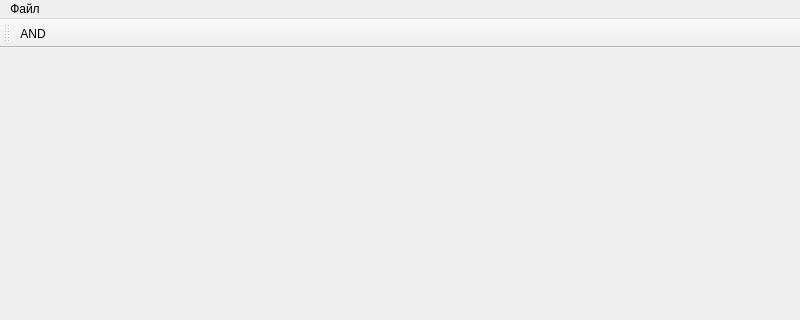
First picture: the form in mainwindow.ui, repository lipaboy/FunctionBlockDiagram, before the edit; both pictures show x 0 to 800 and y 0 to 320 of the 800 by 600 pixel window.
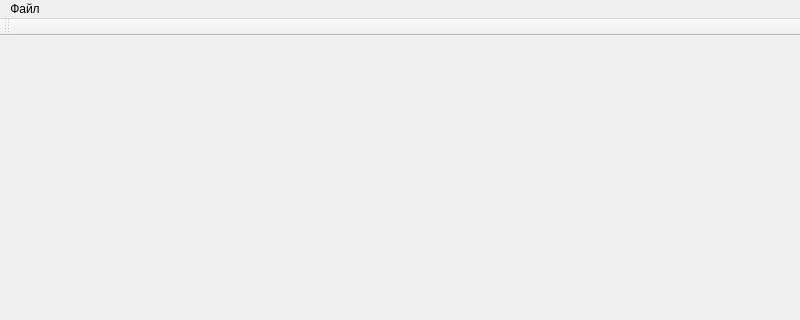
Second picture: the form after the edit.

What changed in the file:
```diff
--- a/mainwindow.ui
+++ b/mainwindow.ui
@@ -42,21 +42,12 @@
    <attribute name="toolBarBreak">
     <bool>false</bool>
    </attribute>
-   <addaction name="addLogicAndAction"/>
   </widget>
   <action name="exportToFileAction">
    <property name="text">
     <string>Экспорт в файл</string>
    </property>
   </action>
-  <action name="addLogicAndAction">
-   <property name="text">
-    <string>AND</string>
-   </property>
-   <property name="toolTip">
-    <string>Добавить логическую операцию И</string>
-   </property>
-  </action>
  </widget>
  <resources/>
  <connections/>
```
